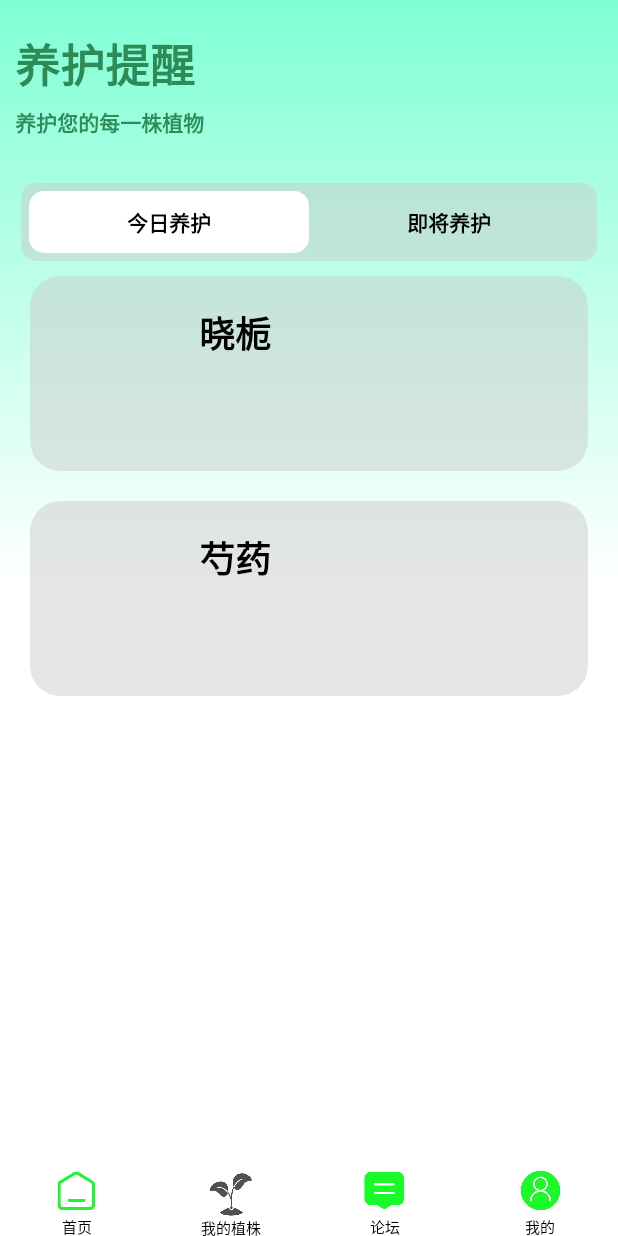
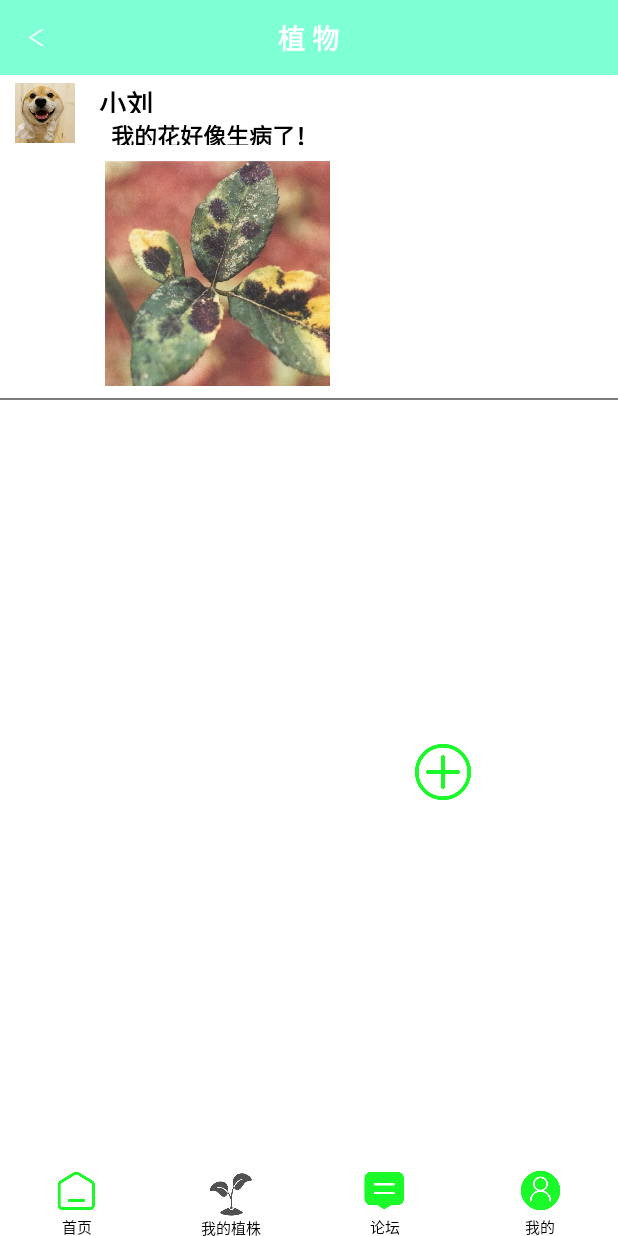
Before and after one commit to HEX-QWQ/PlantMaster, an Android app: the screen it shows after launch (MainActivity), after a tap on "我的植株", on a phone screen of 412 x 824 dp. Run offline under Robolectric (Android 15) with nearby library versions, the phone set to English and light mode, and no system bars; 6 statements that could not run were skipped; 3 other taps on this screen came first.

Commit message:
实现了论坛界面

```diff
--- a/Plant/app/src/main/res/layout/activity_talk_fragment.xml
+++ b/Plant/app/src/main/res/layout/activity_talk_fragment.xml
@@ -1,66 +1,96 @@
-<?xml version="1.0" encoding="utf-8"?>
 <LinearLayout xmlns:android="http://schemas.android.com/apk/res/android"
     xmlns:app="http://schemas.android.com/apk/res-auto"
     android:layout_width="match_parent"
     android:layout_height="match_parent"
-    android:background="@drawable/bg_gradient"
-    xmlns:tools="http://schemas.android.com/tools"
     android:orientation="vertical"
-    tools:context=".Fragment.TalkFragment">
-    <TextView
-        android:layout_width="wrap_content"
-        android:layout_height="wrap_content"
-        android:text="养护提醒"
-        android:textSize="30dp"
-        android:textStyle="bold"
-        android:layout_marginLeft="10dp"
-        android:layout_marginTop="20dp"
-        android:textColor="#2E8B57"/>
-    <TextView
-        android:layout_width="wrap_content"
-        android:layout_height="wrap_content"
-        android:text="养护您的每一株植物"
-        android:textStyle="bold"
-        android:layout_marginLeft="10dp"
-        android:layout_marginTop="5dp"
-        android:textColor="#2E8B57"/>
+    android:background="@color/white">
+
     <LinearLayout
         android:layout_width="match_parent"
-        android:layout_height="wrap_content"
-        android:gravity="center_horizontal"
-        android:layout_marginTop="30dp"
+        android:layout_height="match_parent"
         android:orientation="vertical">
-        <!-- 导航标签，包含一个单选按钮组-->
+        <include layout="@layout/titile_bar"/>
 
-        <HorizontalScrollView
-            android:id="@+id/hvChannel"
-            android:layout_width="wrap_content"
-            android:layout_height="match_parent"
-            android:gravity="center_horizontal"
-            android:scrollbars="none">
+        <RelativeLayout
+            android:layout_marginTop="5dp"
+            android:id="@+id/title_bar"
+            android:layout_width="match_parent"
+            android:layout_height="wrap_content"
+            android:paddingBottom="5dp">
+
+            <!-- 头像 -->
+            <ImageView
+                android:layout_marginLeft="10dp"
+                android:id="@+id/image_avatar"
+                android:layout_width="40dp"
+                android:layout_height="40dp"
+                android:src="@drawable/tou" />
+
+            <!-- 右边文字 -->
             <LinearLayout
-                android:layout_width="match_parent"
+                android:layout_width="wrap_content"
                 android:layout_height="wrap_content"
-                android:gravity="center_horizontal"
-                android:orientation="vertical">
-                <RadioGroup
-                    android:id="@+id/rgChannel"
-                    android:padding="5dp"
+                android:layout_alignParentEnd="true"
+                android:layout_marginStart="16dp"
+                android:layout_toEndOf="@id/image_avatar"
+                android:orientation="vertical"
+                android:layout_marginRight="10dp">
+
+                <TextView
+                    android:id="@+id/name_text"
                     android:layout_width="wrap_content"
-                    android:layout_height="wrap_content"
-                    android:background="@drawable/rounded_bg"
-                    android:orientation="horizontal">
-                </RadioGroup>
+                    android:layout_height="20dp"
+                    android:text="小刘"
+                    android:textSize="18sp"
+                    android:textColor="@color/black"
+                    android:textStyle="bold" />
+
+                <TextView
+                    android:id="@+id/title"
+                    android:layout_width="wrap_content"
+                    android:layout_height="18dp"
+                    android:layout_marginTop="3dp"
+                    android:text="  我的花好像生病了！"
+                    android:textColor="@color/black"
+                    android:textSize="15sp"
+                    android:textStyle="bold" />
+
             </LinearLayout>
 
-        </HorizontalScrollView>
+        </RelativeLayout>
+
+        <!-- 内容 -->
+        <ImageView
+            android:layout_marginLeft="70dp"
+            android:layout_marginRight="100dp"
+            android:id="@+id/photo"
+            android:layout_width="150dp"
+            android:layout_height="150dp"
+            android:src="@drawable/hua"
+            android:scaleType="centerCrop"
+            android:layout_marginTop="5dp"/>
+
+        <!-- 分割线 -->
+        <View
+            android:layout_width="match_parent"
+            android:layout_height="1dp"
+            android:background="@color/color_gray"
+            android:layout_marginTop="8dp"
+            android:layout_marginBottom="8dp"/>
+
+
+        <Button
+            android:id="@+id/imageButton"
+            android:layout_width="40dp"
+            android:layout_height="40dp"
+            android:layout_marginTop="220dp"
+            android:layout_marginLeft="275dp"
+            android:contentDescription="添加"
+            android:background="@drawable/ww"
+            android:scaleType="fitCenter"/>
+
+
     </LinearLayout>
-
-    <androidx.viewpager.widget.ViewPager
-        android:id="@+id/vpNewsList"
-        android:layout_width="match_parent"
-        android:layout_height="0dp"
-        android:layout_weight="1"/>
 
 
 </LinearLayout>
--- a/Plant/gradle.properties
+++ b/Plant/gradle.properties
@@ -19,3 +19,4 @@ android.useAndroidX=true
 # resources declared in the library itself and none from the library's dependencies,
 # thereby reducing the size of the R class for that library
 android.nonTransitiveRClass=true
+android.overridePathCheck=true
```
Also changed, not shown: Plant/app/src/main/java/com/example/plant/Fragment/TalkFragment.java (+11 -98 lines), Plant/app/src/main/res/drawable/hua.png (added), Plant/app/src/main/res/drawable/tou.jpg (added), Plant/app/src/main/res/drawable/ww.png (added).
